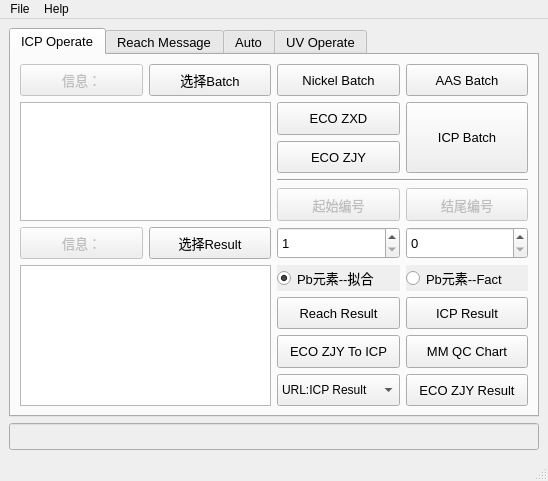
chen-huai/work, file pyqt5_test/Inorganic_Operate_Ui.ui: the form before one commit.
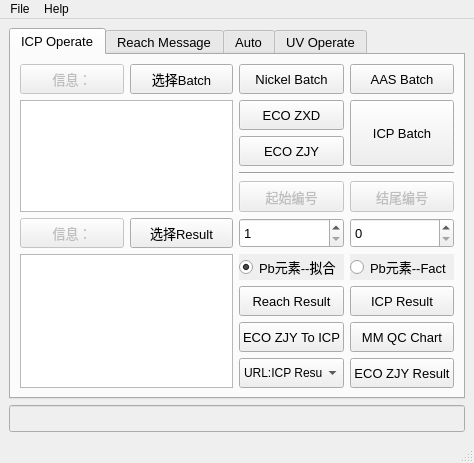
The form after the commit. Icons and pictures are not drawn.

```diff
--- a/pyqt5_test/Inorganic_Operate_Ui.ui
+++ b/pyqt5_test/Inorganic_Operate_Ui.ui
@@ -6,8 +6,8 @@
    <rect>
     <x>0</x>
     <y>0</y>
-    <width>548</width>
-    <height>481</height>
+    <width>474</width>
+    <height>402</height>
    </rect>
   </property>
   <property name="windowTitle">
@@ -1611,8 +1611,8 @@
     <rect>
      <x>0</x>
      <y>0</y>
-     <width>548</width>
-     <height>23</height>
+     <width>474</width>
+     <height>18</height>
     </rect>
    </property>
    <widget class="QMenu" name="menu">
```
Left out of the diff: 4 changed lines with no effect on the pictures.
